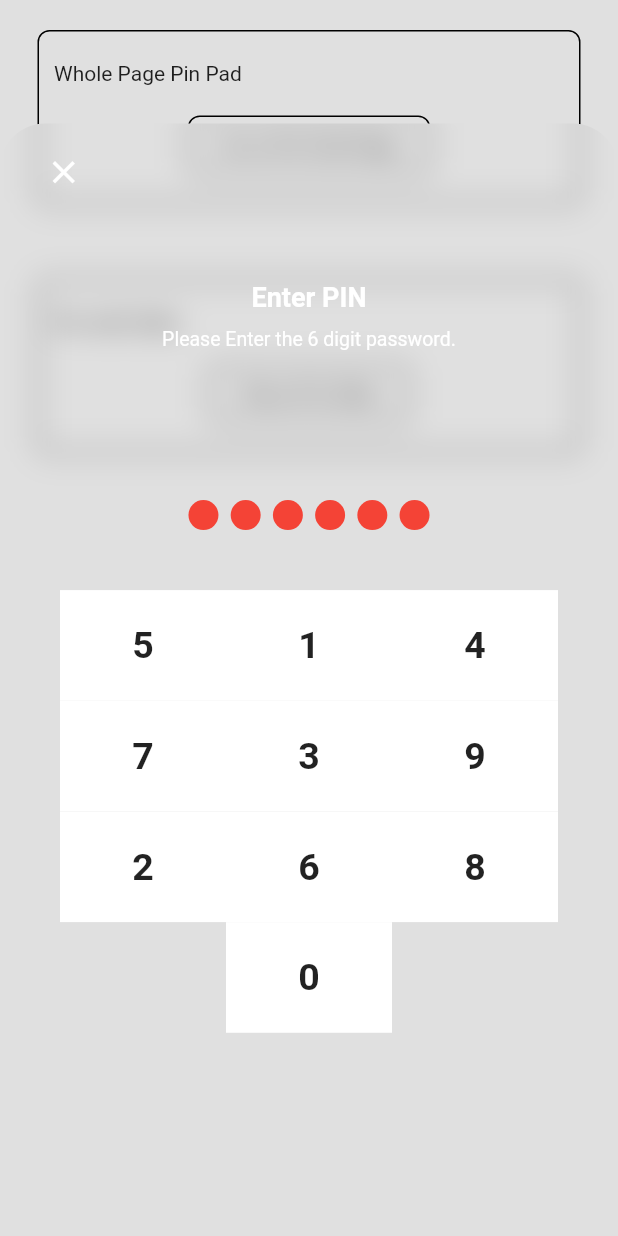
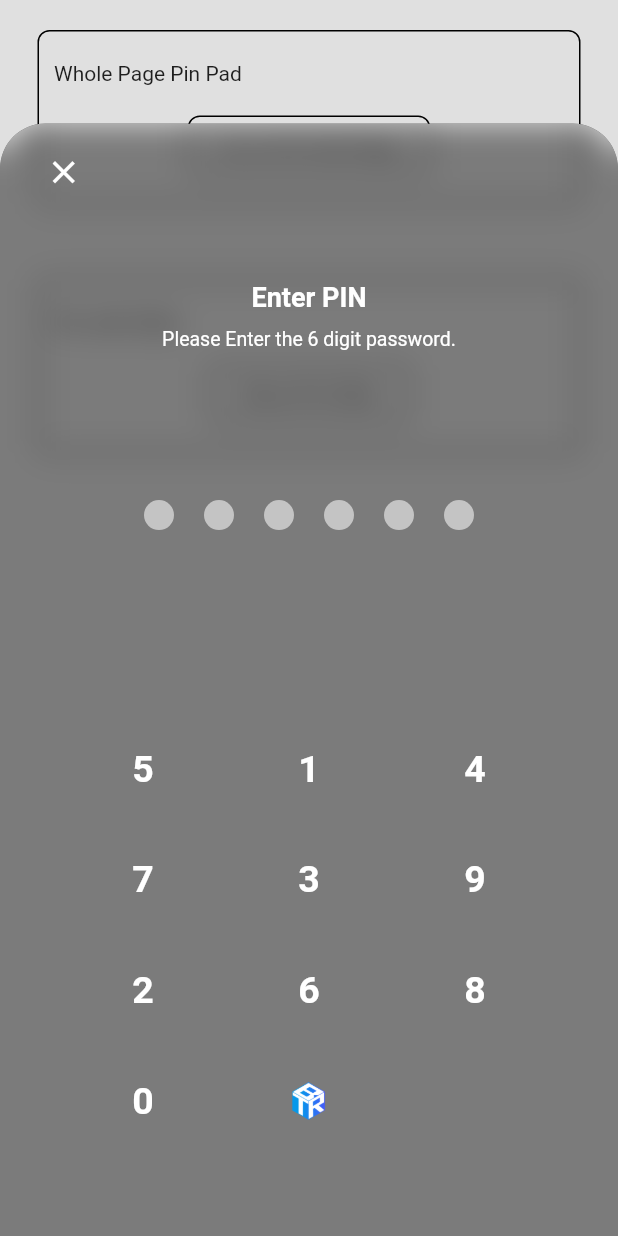
Before and after one commit to workingscorpion/flutter-revolution, a Flutter app: the PinPage screen opened by its route, after a tap on "Show Pin Slide", on a phone screen of 412 x 824 dp. Run offline on Flutter 3.47's test engine with Material 2 defaults, Android fonts, the phone set to English and light mode, and no system bars; our stand-ins replace flutter_mobx, flutter_svg, fluttertoast, loading_indicator, local_auth, mobx and 4 more; missing offline and left inert: loading_animations, scratcher; generated files the repository leaves out were written again; Roboto replaces fonts that are missing (gmarket).

Commit message:
feat: blurpin

```diff
--- /dev/null
+++ b/lib/components/blurPin.dart
@@ -0,0 +1,217 @@
+import 'dart:ui';
+
+import 'package:flutter/material.dart';
+import 'package:flutter_svg/flutter_svg.dart';
+import 'package:revolution/appRouter.dart';
+import 'package:revolution/constants/customColors.dart';
+
+class BlurPin extends StatefulWidget {
+  BlurPin({Key key}) : super(key: key);
+
+  @override
+  _BlurPinState createState() => _BlurPinState();
+}
+
+class _BlurPinState extends State<BlurPin> {
+  List<int> initDigits = List<int>.generate(10, (i) => i)..shuffle();
+  String password = "";
+
+  int get length {
+    return password.length;
+  }
+
+  setPassword(int e) {
+    password += '$e';
+    setState(() {});
+    if (length >= 6) {
+      AppRouter.pop();
+    }
+  }
+
+  deletePassword() {
+    password = password.substring(0, password.length - 1);
+    setState(() {});
+  }
+
+  @override
+  Widget build(BuildContext context) {
+    return Container(
+      constraints: BoxConstraints(
+        minHeight: MediaQuery.of(context).size.height * .9,
+      ),
+      child: ClipRRect(
+        borderRadius: BorderRadius.only(
+          topLeft: Radius.circular(30),
+          topRight: Radius.circular(30),
+        ),
+        // clipBehavior: Clip.antiAliasWithSaveLayer,
+        child: BackdropFilter(
+          filter: ImageFilter.blur(sigmaY: 10, sigmaX: 10),
+          child: Container(
+            padding: EdgeInsets.symmetric(horizontal: 30, vertical: 20),
+            child: Column(
+              crossAxisAlignment: CrossAxisAlignment.stretch,
+              children: [
+                GestureDetector(
+                  onTap: () => AppRouter.pop(),
+                  child: Container(
+                    alignment: Alignment.centerLeft,
+                    child: Icon(
+                      Icons.clear,
+                      size: 25,
+                      color: Colors.white,
+                    ),
+                  ),
+                ),
+                Container(
+                  padding: EdgeInsets.symmetric(vertical: 60),
+                  child: Column(
+                    children: [
+                      title(),
+                      subtitle(),
+                    ],
+                  ),
+                ),
+                safeKeyPad(),
+              ],
+            ),
+          ),
+        ),
+      ),
+    );
+  }
+
+  title() => Container(
+        margin: EdgeInsets.only(bottom: 10),
+        child: Text(
+          'Enter PIN',
+          style: TextStyle(
+            fontWeight: FontWeight.bold,
+            fontSize: 18,
+            color: Colors.white,
+          ),
+        ),
+      );
+
+  subtitle() => Text(
+        'Please Enter the 6 digit password.',
+        style: TextStyle(
+          fontSize: 13,
+          color: Colors.white,
+        ),
+      );
+
+  safeKeyPad() => Column(
+        children: [
+          digits(),
+          // Spacer(),
+          Container(
+            height: MediaQuery.of(context).size.height * .1,
+          ),
+          keyPads(),
+        ],
+      );
+
+  Widget digits() => Container(
+        margin: EdgeInsets.symmetric(
+          // horizontal: MediaQuery.of(context).size.width * .12,
+          vertical: 40,
+        ),
+        padding: EdgeInsets.symmetric(horizontal: 5),
+        child: Row(
+          mainAxisAlignment: MainAxisAlignment.center,
+          children: List.generate(6, (i) => digit(i)),
+        ),
+      );
+
+  Widget keyPads() => Container(
+        padding: EdgeInsets.symmetric(horizontal: 10),
+        child: GridView.builder(
+          shrinkWrap: true,
+          physics: NeverScrollableScrollPhysics(),
+          gridDelegate: SliverGridDelegateWithFixedCrossAxisCount(
+            crossAxisCount: 3,
+            childAspectRatio: 6 / 4,
+          ),
+          itemCount: initDigits.length + 2,
+          itemBuilder: (BuildContext context, int index) => setKeyPad(index),
+        ),
+      );
+
+  Widget setKeyPad(int index) {
+    if (index == 10) {
+      return logoKeyPad();
+    }
+    if (index == 11) {
+      return password.length <= 0 ? emptyKeyPad() : keyPad(delete: true);
+    }
+
+    return keyPad(e: initDigits[index]);
+  }
+
+  Widget emptyKeyPad() => Container(
+        height: 50,
+        width: 25,
+        child: Center(),
+      );
+
+  Widget logoKeyPad() => Container(
+        height: 50,
+        width: 25,
+        child: Center(
+          child: Container(
+            height: 25,
+            child: Image.asset('assets/logo/logo.png'),
+          ),
+        ),
+      );
+
+  Widget keyPad({int e = 0, bool delete = false}) => GestureDetector(
+        onTap: () => !delete && e < 10 ? setPassword(e) : deletePassword(),
+        child: Container(
+          height: 25,
+          width: 25,
+          color: Colors.transparent,
+          child: Center(
+            child: delete
+                ? Icon(
+                    Icons.arrow_back_outlined,
+                    color: Colors.white,
+                  )
+                : e > 9
+                    ? Container()
+                    : Text(
+                        '$e',
+                        style: TextStyle(
+                          fontSize: 25,
+                          fontFamily: 'gmarket',
+                          fontWeight: FontWeight.bold,
+                          color: Colors.white,
+                        ),
+                      ),
+          ),
+        ),
+      );
+
+  Widget digit(int index) => Builder(
+        builder: (BuildContext context) => index < length
+            ? circle(
+                color: Colors.white,
+                marginSize: index >= 6 ? 0 : 20,
+              )
+            : circle(
+                color: CustomColors.disabledGrey,
+                marginSize: index >= 5 ? 0 : 20,
+              ),
+      );
+
+  Widget circle({Color color, double marginSize}) => Container(
+        width: 20,
+        height: 20,
+        margin: EdgeInsets.only(right: marginSize),
+        decoration: BoxDecoration(
+          shape: BoxShape.circle,
+          color: color,
+        ),
+      );
+}
--- a/lib/pages/ui/pin.dart
+++ b/lib/pages/ui/pin.dart
@@ -2,8 +2,10 @@ import 'dart:ui';
 
 import 'package:flutter/material.dart';
 import 'package:revolution/appRouter.dart';
+import 'package:revolution/components/blurPin.dart';
 import 'package:revolution/components/customBox.dart';
 import 'package:modal_bottom_sheet/modal_bottom_sheet.dart';
+import 'package:revolution/constants/customColors.dart';
 
 class PinPage extends StatefulWidget {
   PinPage({Key key}) : super(key: key);
@@ -13,118 +15,26 @@ class PinPage extends StatefulWidget {
 }
 
 class _PinPageState extends State<PinPage> {
-  List<int> initDigits = List<int>.generate(10, (i) => i)..shuffle();
-  String password = "";
-
   showSlide() async {
     await showCupertinoModalBottomSheet(
       topRadius: Radius.circular(30),
-      backgroundColor: Colors.transparent,
+      backgroundColor: Colors.black.withOpacity(.45),
       context: context,
-      builder: (context) => BackdropFilter(
-        filter: ImageFilter.blur(sigmaY: 10, sigmaX: 10),
-        child: SingleChildScrollView(
-          child: Material(
-            color: Colors.transparent,
-            child: Container(
-              padding: EdgeInsets.symmetric(vertical: 20, horizontal: 30),
-              constraints: BoxConstraints(
-                minHeight: MediaQuery.of(context).size.height * .9,
-              ),
-              child: Column(
-                crossAxisAlignment: CrossAxisAlignment.stretch,
-                children: [
-                  GestureDetector(
-                    onTap: () => AppRouter.pop(),
-                    child: Container(
-                      alignment: Alignment.centerLeft,
-                      child: Icon(
-                        Icons.clear,
-                        size: 25,
-                        color: Colors.white,
-                      ),
-                    ),
-                  ),
-                  Container(
-                    padding: EdgeInsets.symmetric(vertical: 60),
-                    child: Column(
-                      children: [
-                        title(),
-                        subtitle(),
-                      ],
-                    ),
-                  ),
-                  safeKeyPad(),
-                ],
-              ),
-            ),
-          ),
+      enableDrag: false,
+      shape: RoundedRectangleBorder(
+        borderRadius: BorderRadius.only(
+          topLeft: Radius.circular(30),
+          topRight: Radius.circular(30),
         ),
       ),
-      // Container(
-      //       constraints: BoxConstraints(
-      //         minHeight: MediaQuery.of(context).size.height * .9,
-      //       ),
-      //       child: Column(
-      //         crossAxisAlignment: CrossAxisAlignment.center,
-      //         children: [
-      //           Container(
-      //             padding: EdgeInsets.symmetric(horizontal: 50),
-      //             child: Column(
-      //               children: [
-      //                 title(),
-      //                 // subtitle(),
-      //               ],
-      //             ),
-      //           ),
-      //           // safeKeyPad(),
-      //         ],
-      //       ),
-      //     ),
-      // =============
-      // builder: (context) => SingleChildScrollView(
-      //   child: Material(
-      //     color: Colors.transparent,
-      //     child: Container(
-      //       constraints: BoxConstraints(
-      //         minHeight: MediaQuery.of(context).size.height * .9,
-      //       ),
-      //       child: Column(
-      //         crossAxisAlignment: CrossAxisAlignment.center,
-      //         children: [
-      //           Container(
-      //             padding: EdgeInsets.symmetric(horizontal: 50),
-      //             child: Column(
-      //               children: [
-      //                 title(),
-      //                 // subtitle(),
-      //               ],
-      //             ),
-      //           ),
-      //           // safeKeyPad(),
-      //         ],
-      //       ),
-      //     ),
-      //   ),
-      // ),
+      builder: (context) => SingleChildScrollView(
+        physics: NeverScrollableScrollPhysics(),
+        child: Material(
+          color: Colors.transparent,
+          child: BlurPin(),
+        ),
+      ),
     );
-  }
-
-  int get length {
-    return password.length;
-  }
-
-  setPassword(int e) {
-    password += '$e';
-    setState(() {});
-    if (length >= 6) {
-      AppRouter.pop();
-    }
-  }
-
-  deletePassword() {
-    password = password.substring(0, password.length - 1);
-    setState(() {});
   }
 
   @override
@@ -175,118 +85,4 @@ class _PinPageState extends State<PinPage> {
       ),
     );
   }
-
-  title() => Container(
-        margin: EdgeInsets.only(bottom: 10),
-        child: Text(
-          'Enter PIN',
-          style: TextStyle(
-            fontWeight: FontWeight.bold,
-            fontSize: 18,
-            color: Colors.white,
-          ),
-        ),
-      );
-
-  subtitle() => Text(
-        'Please Enter the 6 digit password.',
-        style: TextStyle(
-          fontSize: 13,
-          color: Colors.white,
-        ),
-      );
-
-  safeKeyPad() => Expanded(
-        child: Column(
-          children: [
-            digits(),
-            // Spacer(),
-            keyPads(),
-          ],
-        ),
-      );
-
-  Widget digits() => Container(
-        margin: EdgeInsets.symmetric(
-            horizontal: MediaQuery.of(context).size.width * .22, vertical: 40),
-        padding: EdgeInsets.symmetric(horizontal: 5),
-        child: Row(
-          mainAxisAlignment: MainAxisAlignment.spaceBetween,
-          children: List.generate(6, (i) => digit(i)),
-        ),
-      );
-
-  Widget keyPads() => Container(
-        padding: EdgeInsets.symmetric(horizontal: 10),
-        child: GridView.builder(
-          shrinkWrap: true,
-          physics: NeverScrollableScrollPhysics(),
-          gridDelegate: SliverGridDelegateWithFixedCrossAxisCount(
-            crossAxisCount: 3,
-            childAspectRatio: 6 / 4,
-          ),
-          itemCount: initDigits.length + 2,
-          itemBuilder: (BuildContext context, int index) => setKeyPad(index),
-        ),
-      );
-
-  Widget setKeyPad(int index) {
-    if (index == 9) {
-      return emptyKeyPad();
-    }
-    if (index == 10) {
-      return keyPad(e: initDigits[index - 1]);
-    }
-    if (index == 11) {
-      return password.length <= 0 ? emptyKeyPad() : keyPad(delete: true);
-    }
-
-    return keyPad(e: initDigits[index]);
-  }
-
-  Widget emptyKeyPad() => Container(
-        height: 50,
-        width: 25,
-        child: Center(),
-      );
-
-  Widget keyPad({int e = 0, bool delete = false}) => GestureDetector(
-        onTap: () => !delete && e < 10 ? setPassword(e) : deletePassword(),
-        child: Container(
-          height: 25,
-          width: 25,
-          color: Colors.white,
-          child: Center(
-            child: delete
-                ? Icon(
-                    Icons.arrow_back_outlined,
-                    color: Colors.black,
-                  )
-                : e > 9
-                    ? Container()
-                    : Text(
-                        '$e',
-                        style: TextStyle(
-                          fontSize: 25,
-                          fontFamily: 'gmarket',
-                          fontWeight: FontWeight.bold,
-                        ),
-                      ),
-          ),
-        ),
-      );
-
-  Widget digit(int index) => Builder(
-        builder: (BuildContext context) =>
-            index < length ? circle(Colors.black) : circle(Colors.red),
-      );
-
-  Widget circle(Color color) => Container(
-        width: 20,
-        height: 20,
-        decoration: BoxDecoration(
-          shape: BoxShape.circle,
-          color: color,
-        ),
-      );
 }
```
